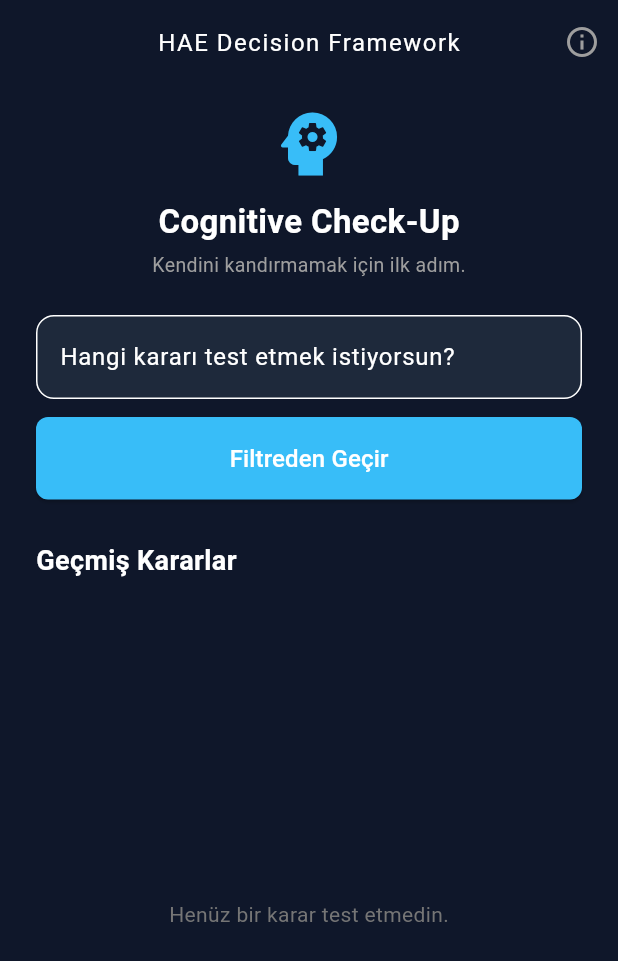
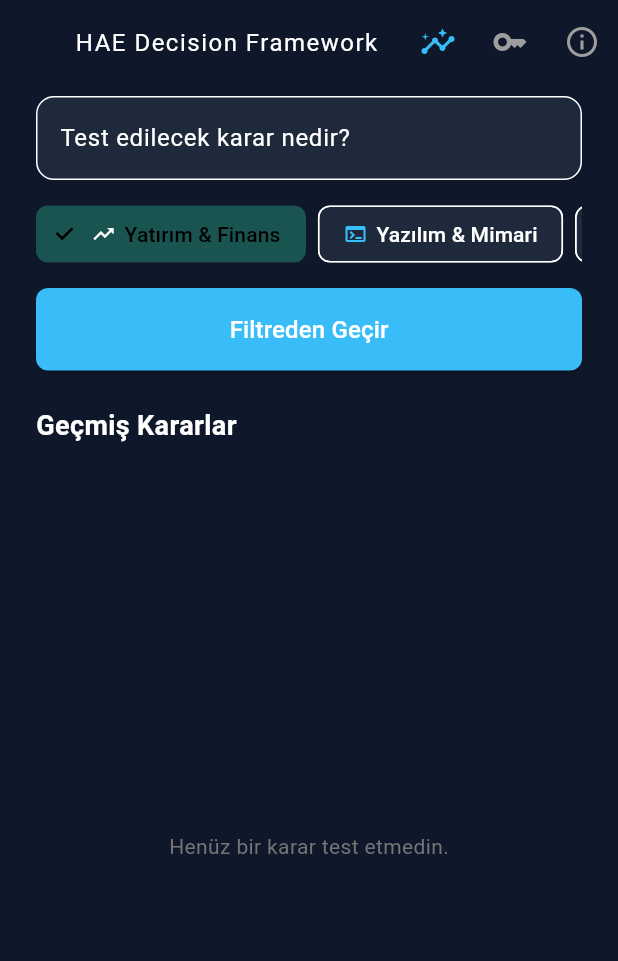
Before and after one commit to human-analytics-engine/hae-decision-framework, a Flutter app: the screen it shows after launch, on a phone screen of 412 x 824 dp. Shown: the top 961 px of the screen. Run offline on Flutter 3.47's test engine with Material 3 defaults, Android fonts, the phone set to English and light mode, and no system bars; our stand-ins replace shared_preferences.

Commit message:
feat: v1.3.0 - Decision Categories, Cognitive Analytics, AI Advisor, and GitHub Actions CI/CD

```diff
--- /dev/null
+++ b/lib/models/category_model.dart
@@ -0,0 +1,14 @@
+// lib/models/category_model.dart
+import 'package:flutter/material.dart';
+
+enum DecisionCategory {
+  investment('Yatırım & Finans', Icons.trending_up, Color(0xFF10B981)),
+  architecture('Yazılım & Mimari', Icons.terminal, Color(0xFF38BDF8)),
+  career('Kariyer & İş', Icons.work_outline, Color(0xFFF59E0B)),
+  personal('Kişisel & Yaşam', Icons.favorite_border, Color(0xFFEC4899));
+
+  final String label;
+  final IconData icon;
+  final Color color;
+  const DecisionCategory(this.label, this.icon, this.color);
+}
--- a/lib/screens/home_screen.dart
+++ b/lib/screens/home_screen.dart
@@ -3,9 +3,11 @@ import 'package:flutter/material.dart';
 import 'package:provider/provider.dart';
 import 'package:intl/intl.dart';
 import '../providers/decision_provider.dart';
+import '../models/category_model.dart';
 import '../core/rules_data.dart';
 import 'wizard_screen.dart';
 import 'decision_detail_sheet.dart';
+import 'analytics_screen.dart';
 
 class HomeScreen extends StatelessWidget {
   final TextEditingController _controller = TextEditingController();
@@ -21,7 +23,7 @@ class HomeScreen extends StatelessWidget {
           children: [
             Icon(Icons.shield_outlined, color: Color(0xFF38BDF8)),
             SizedBox(width: 8),
-            Text("10 Evrensel Kural Nedir?"),
+            Text("10 Evrensel Kural"),
           ],
         ),
         content: SizedBox(
@@ -52,6 +54,46 @@ class HomeScreen extends StatelessWidget {
     );
   }
 
+  void _showApiKeyDialog(BuildContext context) {
+    final provider = context.read<DecisionProvider>();
+    final keyController = TextEditingController(text: provider.geminiApiKey ?? '');
+
+    showDialog(
+      context: context,
+      builder: (ctx) => AlertDialog(
+        backgroundColor: Theme.of(context).colorScheme.surface,
+        title: const Text("Gemini API Anahtarı (Opsiyonel)"),
+        content: Column(
+          mainAxisSize: MainAxisSize.min,
+          children: [
+            const Text(
+              "Daha derin AI analizleri almak için Google AI Studio anahtarınızı girebilirsiniz. Boş bırakırsanız yerel kural motoru çalışır.",
+              style: TextStyle(fontSize: 13, color: Colors.grey),
+            ),
+            const SizedBox(height: 16),
+            TextField(
+              controller: keyController,
+              decoration: const InputDecoration(
+                border: OutlineInputBorder(),
+                hintText: "AIzaSy...",
+              ),
+            ),
+          ],
+        ),
+        actions: [
+          TextButton(onPressed: () => Navigator.pop(ctx), child: const Text("İptal")),
+          ElevatedButton(
+            onPressed: () {
+              provider.setApiKey(keyController.text.trim());
+              Navigator.pop(ctx);
+            },
+            child: const Text("Kaydet"),
+          ),
+        ],
+      ),
+    );
+  }
+
   @override
   Widget build(BuildContext context) {
     final provider = context.watch<DecisionProvider>();
@@ -61,8 +103,20 @@ class HomeScreen extends StatelessWidget {
         title: const Text("HAE Decision Framework", style: TextStyle(fontSize: 16, letterSpacing: 1)),
         actions: [
           IconButton(
+            icon: const Icon(Icons.insights, color: Color(0xFF38BDF8)),
+            tooltip: "Bilişsel Analitik",
+            onPressed: () {
+              Navigator.push(context, MaterialPageRoute(builder: (_) => const AnalyticsScreen()));
+            },
+          ),
+          IconButton(
+            icon: const Icon(Icons.key, color: Colors.grey),
+            tooltip: "Gemini API Ayarı",
+            onPressed: () => _showApiKeyDialog(context),
+          ),
+          IconButton(
             icon: const Icon(Icons.info_outline, color: Colors.grey),
-            tooltip: "Evrensel Kurallar Manifestosu",
+            tooltip: "10 Evrensel Kural",
             onPressed: () => _showManifesto(context),
           ),
         ],
@@ -73,35 +127,44 @@ class HomeScreen extends StatelessWidget {
           child: Column(
             crossAxisAlignment: CrossAxisAlignment.start,
             children: [
-              const SizedBox(height: 12),
-              Center(
-                child: Column(
-                  children: [
-                    const Icon(Icons.psychology, size: 56, color: Color(0xFF38BDF8)),
-                    const SizedBox(height: 8),
-                    const Text(
-                      "Cognitive Check-Up",
-                      style: TextStyle(fontSize: 22, fontWeight: FontWeight.bold),
-                    ),
-                    const SizedBox(height: 4),
-                    const Text(
-                      "Kendini kandırmamak için ilk adım.",
-                      style: TextStyle(color: Colors.grey, fontSize: 13),
-                    ),
-                  ],
-                ),
-              ),
-              const SizedBox(height: 24),
+              const SizedBox(height: 8),
               TextField(
                 controller: _controller,
                 decoration: InputDecoration(
-                  labelText: "Hangi kararı test etmek istiyorsun?",
-                  hintText: "Örn: X girişimine yatırım yapmak",
+                  labelText: "Test edilecek karar nedir?",
+                  hintText: "Örn: AWS'ten kendi sunucumuza geçmek",
                   border: OutlineInputBorder(borderRadius: BorderRadius.circular(12)),
                   filled: true,
                   fillColor: Theme.of(context).colorScheme.surface,
                 ),
               ),
+              const SizedBox(height: 12),
+
+              // Kategori Çipleri
+              SingleChildScrollView(
+                scrollDirection: Axis.horizontal,
+                child: Row(
+                  children: DecisionCategory.values.map((cat) {
+                    final isSelected = provider.selectedCategory == cat;
+                    return Padding(
+                      padding: const EdgeInsets.only(right: 8.0),
+                      child: FilterChip(
+                        selected: isSelected,
+                        label: Row(
+                          children: [
+                            Icon(cat.icon, size: 16, color: isSelected ? Colors.white : cat.color),
+                            const SizedBox(width: 6),
+                            Text(cat.label),
+                          ],
+                        ),
+                        selectedColor: cat.color.withOpacity(0.3),
+                        onSelected: (_) => provider.setCategory(cat),
+                      ),
+                    );
+                  }).toList(),
+                ),
+              ),
+
               const SizedBox(height: 12),
               SizedBox(
                 width: double.infinity,
@@ -120,7 +183,7 @@ class HomeScreen extends StatelessWidget {
                 ),
               ),
 
-              const SizedBox(height: 28),
+              const SizedBox(height: 24),
 
               Row(
                 mainAxisAlignment: MainAxisAlignment.spaceBetween,
@@ -166,8 +229,12 @@ class HomeScreen extends StatelessWidget {
                                 );
                               },
                               child: ListTile(
+                                leading: Icon(record.category.icon, color: record.category.color),
                                 title: Text(record.title, style: const TextStyle(fontWeight: FontWeight.bold)),
-                                subtitle: Text(DateFormat('dd MMM yyyy, HH:mm').format(record.date)),
+                                subtitle: Text(
+                                  "${record.category.label} • ${DateFormat('dd MMM, HH:mm').format(record.date)}",
+                                  style: const TextStyle(fontSize: 12),
+                                ),
                                 trailing: Row(
                                   mainAxisSize: MainAxisSize.min,
                                   children: [
--- a/pubspec.yaml
+++ b/pubspec.yaml
@@ -37,6 +37,7 @@ dependencies:
   provider: ^6.1.5+1
   shared_preferences: ^2.5.5
   intl: ^0.20.3
+  http: ^1.6.0
 
 dev_dependencies:
   flutter_test:
```
Also changed, not shown: lib/models/decision_history_model.dart (+12 -0 lines), lib/providers/decision_provider.dart (+44 -4 lines), lib/screens/analytics_screen.dart (added, +130 -0 lines), lib/screens/result_screen.dart (+77 -4 lines), lib/services/ai_advisor_service.dart (added, +77 -0 lines), 1 other file.
